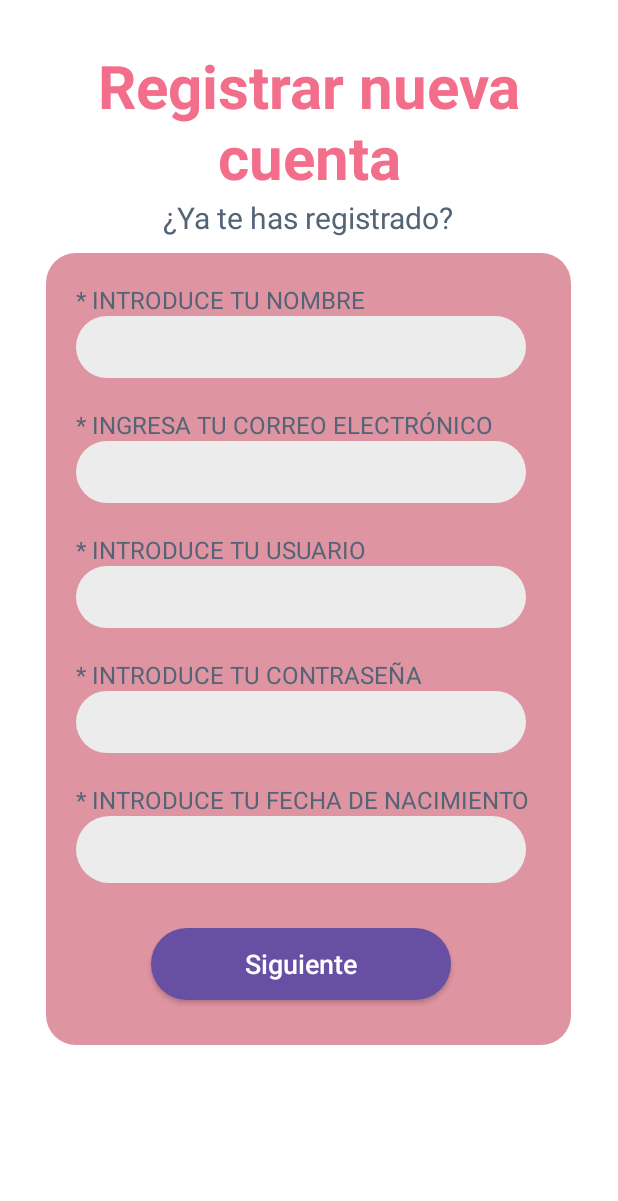
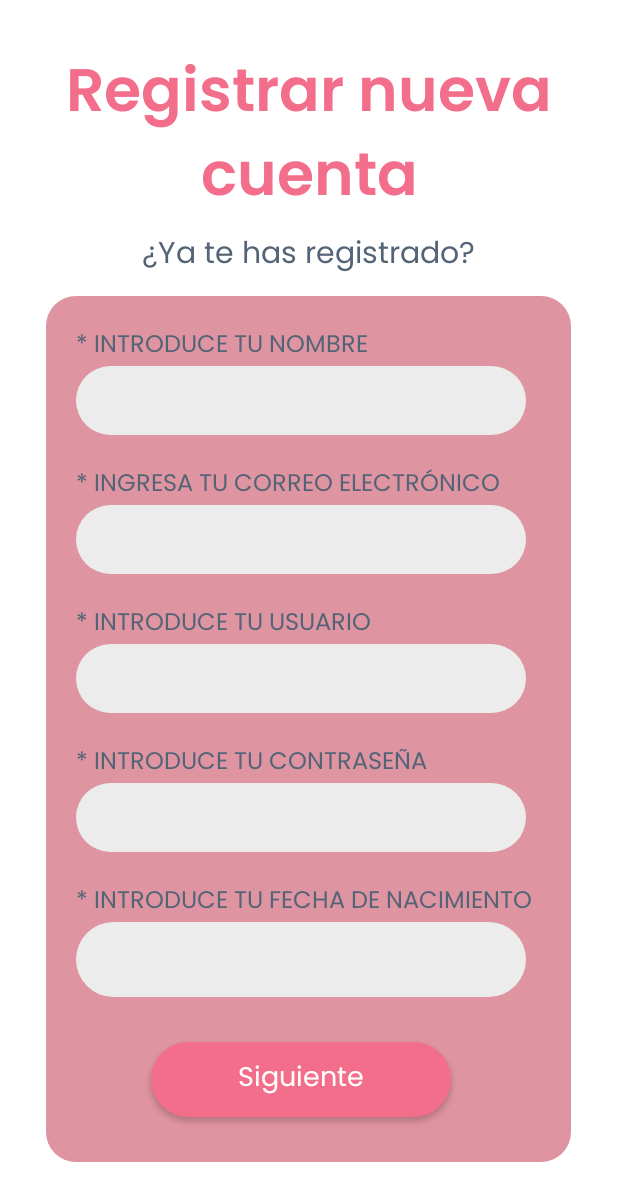
Before and after one commit to fairyofshampoo/CycleCare, an Android app: the RegisterAccountActivity screen opened directly, with no data from a screen before it, on a phone screen of 412 x 824 dp. Shown: the top 1201 px of the screen. Run offline under Robolectric (Android 15) with nearby library versions, the phone set to English and light mode, and no system bars; our stand-ins replace data binding.

Commit message:
regresando tema

```diff
--- a/CycleCare/app/src/main/res/drawable/button_rounded_background.xml
+++ b/CycleCare/app/src/main/res/drawable/button_rounded_background.xml
@@ -1,6 +1,6 @@
 <?xml version="1.0" encoding="utf-8"?>
 <shape xmlns:android="http://schemas.android.com/apk/res/android"
     android:shape="rectangle">
-    <corners android:radius="50dp" /> <!-- Cambia el valor del radio según lo redondeado que quieras el Button -->
-    <solid android:color="@color/main_pink" /> <!-- Cambia el color de fondo según tu preferencia -->
+    <corners android:radius="50dp" />
+    <solid android:color="@color/main_pink" />
 </shape>
--- a/CycleCare/app/src/main/res/values/styles.xml
+++ b/CycleCare/app/src/main/res/values/styles.xml
@@ -11,6 +11,7 @@
     <style name="ButtonStyle" parent="Widget.AppCompat.Button">
         <item name="android:textColor">@color/white</item>
         <item name="android:textSize">18sp</item>
+        <item name="color">@color/main_pink</item>
         <item name="android:background">@drawable/button_rounded_background</item>
     </style>
 
--- a/CycleCare/app/src/main/res/values/themes.xml
+++ b/CycleCare/app/src/main/res/values/themes.xml
@@ -2,6 +2,17 @@
     <!-- Base application theme. -->
     <style name="Base.Theme.CycleCare" parent="Theme.Material3.DayNight.NoActionBar">
         <!-- Customize your light theme here. -->
+
+        <!--Primary brand color -->
+        <item name="colorPrimary">@color/main_pink</item>
+        <item name="colorPrimaryVariant">@color/strong_pink</item>
+        <item name="colorOnPrimary">@color/white</item>
+        <item name="android:fontFamily">@font/poppins_font</item>
+
+        <!-- Secondary brand color. -->
+        <item name="colorSecondary">@color/gray_blue</item>
+        <item name="colorSecondaryVariant">@color/light_gray</item>
+        <item name="colorOnSecondary">@color/black</item>
         <!-- Status bar color. -->
         <item name="android:statusBarColor">?attr/colorPrimaryVariant</item>
     </style>
```
